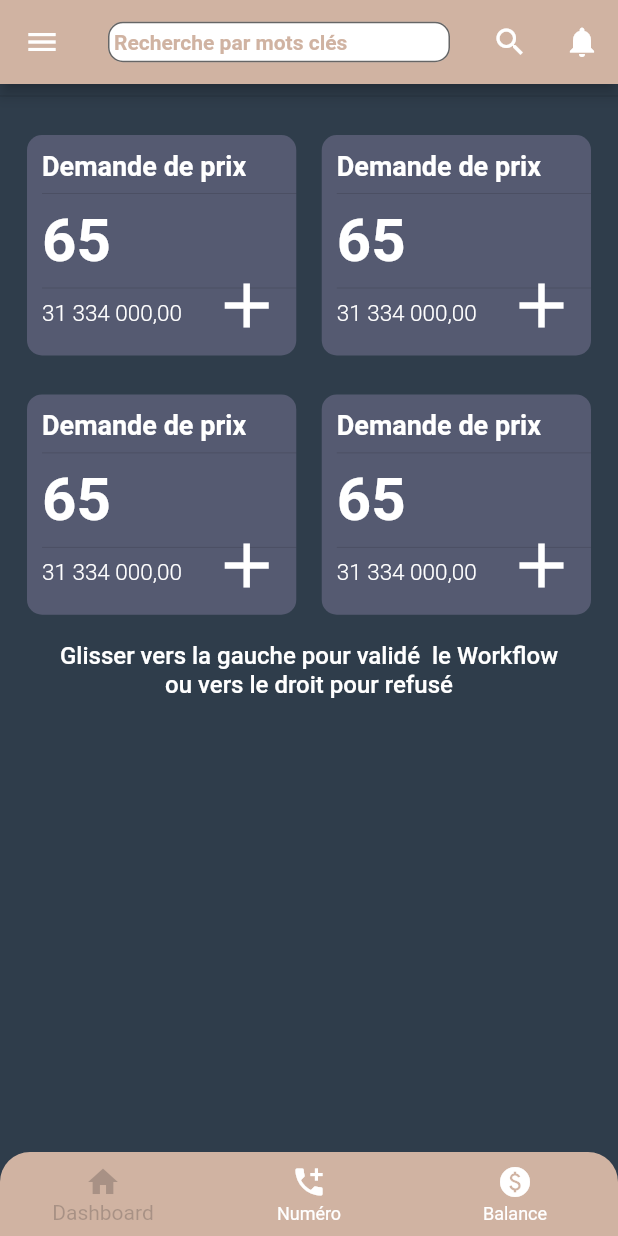
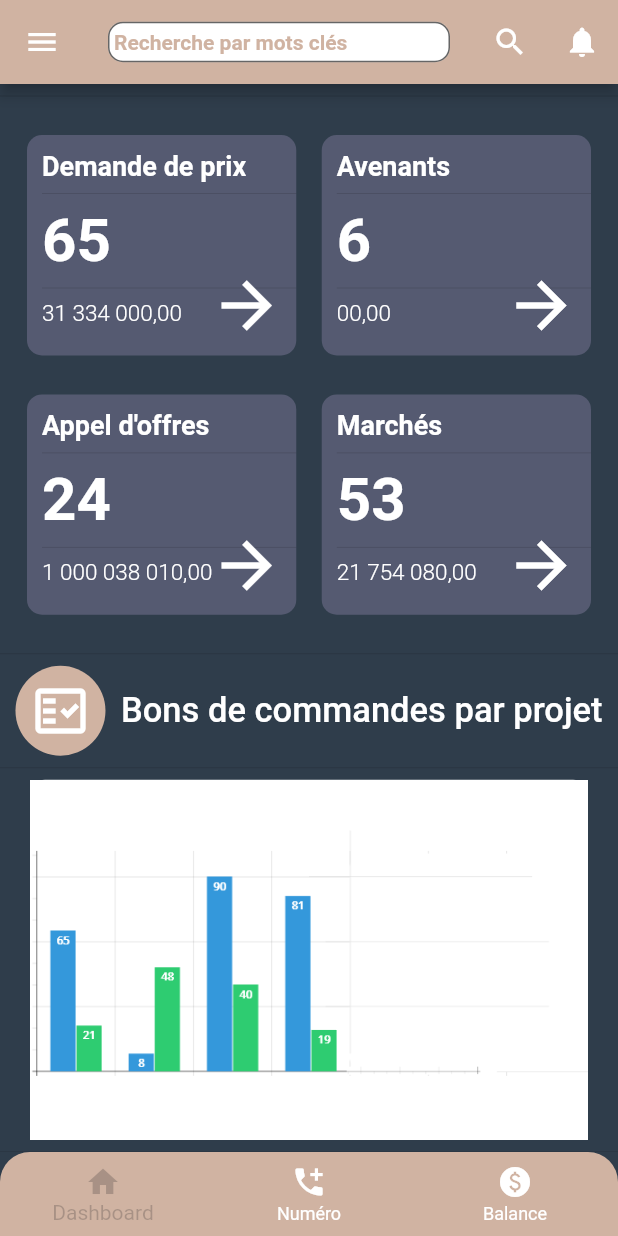
Before and after one commit to akkanour/mobile-application-gestion-achat, a Flutter app: the screen it shows after launch, on a phone screen of 412 x 824 dp. Run offline on Flutter 3.47's test engine with Material 2 defaults, Android fonts, the phone set to English and light mode, and no system bars; our stand-ins replace flutter_slidable; Roboto replaces fonts that are missing (Barlow Semi Condensed).

Commit message:
fix home page

```diff
--- a/lib/screens/home.dart
+++ b/lib/screens/home.dart
@@ -48,9 +48,10 @@ class _HomePageState extends State<HomePage> {
           ),
         ],
       ),
-      body: ListView(
+      body: SingleChildScrollView(
+        child: Column(
           children: <Widget>[
-          Divider(),
+            const Divider(),
             GridView(
               shrinkWrap: true,
               physics: const NeverScrollableScrollPhysics(),
@@ -103,15 +104,14 @@ class _HomePageState extends State<HomePage> {
                                 color: Colors.white,
                               ),
                             ),
-
                           ],
                         ),
-                      Align(
+                        const Align(
                           alignment: Alignment.bottomRight,
                           child: Padding(
-                          padding: const EdgeInsets.all(8.0),
+                            padding: EdgeInsets.all(8.0),
                             child: Icon(
-                            Icons.add,
+                              Icons.arrow_forward,
                               color: Colors.white,
                               size: 50,
                             ),
@@ -136,7 +136,7 @@ class _HomePageState extends State<HomePage> {
                           physics: const NeverScrollableScrollPhysics(),
                           children: const <Widget>[
                             Text(
-                              'Demande de prix',
+                              'Avenants',
                               style: TextStyle(
                                 fontSize: 18,
                                 fontWeight: FontWeight.w700,
@@ -145,7 +145,7 @@ class _HomePageState extends State<HomePage> {
                             ),
                             Divider(),
                             Text(
-                              '65',
+                              '6',
                               style: TextStyle(
                                 fontSize: 40,
                                 fontWeight: FontWeight.w700,
@@ -154,22 +154,21 @@ class _HomePageState extends State<HomePage> {
                             ),
                             Divider(),
                             Text(
-                              '31 334 000,00',
+                              '00,00',
                               style: TextStyle(
                                 fontSize: 15,
                                 fontWeight: FontWeight.w300,
                                 color: Colors.white,
                               ),
                             ),
-
                           ],
                         ),
-                      Align(
+                        const Align(
                           alignment: Alignment.bottomRight,
                           child: Padding(
-                          padding: const EdgeInsets.all(8.0),
+                            padding: EdgeInsets.all(8.0),
                             child: Icon(
-                            Icons.add,
+                              Icons.arrow_forward,
                               color: Colors.white,
                               size: 50,
                             ),
@@ -194,7 +193,7 @@ class _HomePageState extends State<HomePage> {
                           physics: const NeverScrollableScrollPhysics(),
                           children: const <Widget>[
                             Text(
-                              'Demande de prix',
+                              'Appel d\'offres',
                               style: TextStyle(
                                 fontSize: 18,
                                 fontWeight: FontWeight.w700,
@@ -203,7 +202,7 @@ class _HomePageState extends State<HomePage> {
                             ),
                             Divider(),
                             Text(
-                              '65',
+                              '24',
                               style: TextStyle(
                                 fontSize: 40,
                                 fontWeight: FontWeight.w700,
@@ -212,22 +211,21 @@ class _HomePageState extends State<HomePage> {
                             ),
                             Divider(),
                             Text(
-                              '31 334 000,00',
+                              '1 000 038 010,00',
                               style: TextStyle(
                                 fontSize: 15,
                                 fontWeight: FontWeight.w300,
                                 color: Colors.white,
                               ),
                             ),
-
                           ],
                         ),
                         const Align(
                           alignment: Alignment.bottomRight,
                           child: Padding(
-                          padding: const EdgeInsets.all(8.0),
+                            padding: EdgeInsets.all(8.0),
                             child: Icon(
-                            Icons.add,
+                              Icons.arrow_forward,
                               color: Colors.white,
                               size: 50,
                             ),
@@ -252,7 +250,7 @@ class _HomePageState extends State<HomePage> {
                           physics: const NeverScrollableScrollPhysics(),
                           children: const <Widget>[
                             Text(
-                              'Demande de prix',
+                              'Marchés',
                               style: TextStyle(
                                 fontSize: 18,
                                 fontWeight: FontWeight.w700,
@@ -261,7 +259,7 @@ class _HomePageState extends State<HomePage> {
                             ),
                             Divider(),
                             Text(
-                              '65',
+                              '53',
                               style: TextStyle(
                                 fontSize: 40,
                                 fontWeight: FontWeight.w700,
@@ -270,22 +268,21 @@ class _HomePageState extends State<HomePage> {
                             ),
                             Divider(),
                             Text(
-                              '31 334 000,00',
+                              '21 754 080,00',
                               style: TextStyle(
                                 fontSize: 15,
                                 fontWeight: FontWeight.w300,
                                 color: Colors.white,
                               ),
                             ),
-
                           ],
                         ),
                         const Align(
                           alignment: Alignment.bottomRight,
                           child: Padding(
-                          padding: const EdgeInsets.all(8.0),
+                            padding: EdgeInsets.all(8.0),
                             child: Icon(
-                            Icons.add,
+                              Icons.arrow_forward,
                               color: Colors.white,
                               size: 50,
                             ),
@@ -295,20 +292,47 @@ class _HomePageState extends State<HomePage> {
                     ),
                   ),
                 ),
-
               ],
             ),
-          const Text(
-            'Glisser vers la gauche pour validé  le Workflow \nou vers le droit pour refusé ',
-            textAlign: TextAlign.center,
-            style: TextStyle(
+            const Divider(),
+            const Row(
+              mainAxisAlignment: MainAxisAlignment.spaceEvenly,
+              children: [
+                CircleAvatar(
+                  radius: 30,
+                  backgroundColor: Color(0xFFD0B3A2),
+                  child: Icon(
+                    Icons.fact_check_outlined,
                     color: Colors.white,
-              fontSize: 16,
-              fontFamily: 'Barlow Semi Condensed',
-              fontWeight: FontWeight.w500,
+                    size: 40,
                   ),
                 ),
+                Text('Bons de commandes par projet',
+                    style: TextStyle(
+                      fontSize: 23,
+                      fontWeight: FontWeight.w500,
+                      color: Colors.white,
+                    )),
               ],
+            ),
+            const Divider(),
+            Padding(
+              padding: const EdgeInsets.only(left: 20, right: 20),
+              child: Container(
+                height: 240, // Réglez la hauteur du graphique selon vos besoins
+                decoration: BoxDecoration(
+                  borderRadius: BorderRadius.circular(10),
+                  color: Color.fromARGB(255, 255, 255, 255),
+                ),
+                child: Image.asset(
+                  'assets/images/untitled-design-19-1-bg.png',
+                  fit: BoxFit.cover,
+                ),
+              ),
+            ),
+            Divider(),
+          ],
+        ),
       ),
       bottomNavigationBar: ClipRRect(
         borderRadius: const BorderRadius.only(
```
Also changed, not shown: assets/images/account_circle.png (deleted), assets/images/cancel.png (deleted), assets/images/half circle.png (deleted), assets/images/logout.png (deleted), assets/images/settings.png (deleted), assets/images/untitled-design-19-1-bg.png (added), assets/images/vector.png (deleted). Lines whose indentation alone changed are shown as unchanged.
